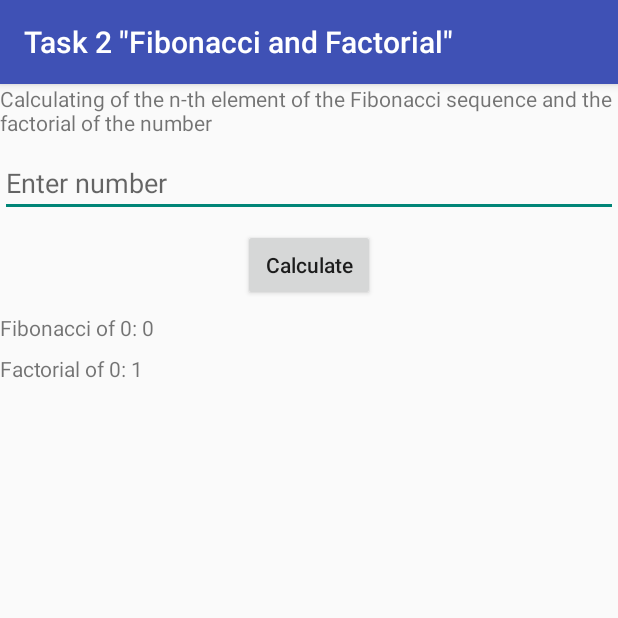
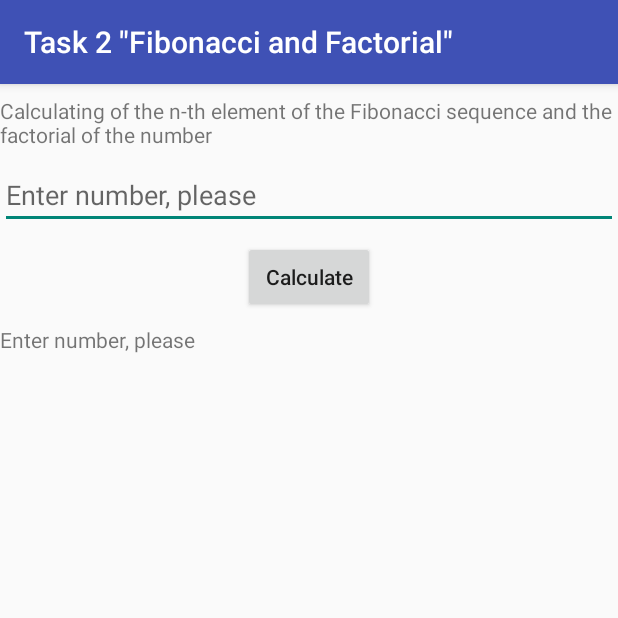
Before and after one commit to trigor74/homework, an Android app: the Task2Activity screen opened directly, with no data from a screen before it, after a tap on "Calculate", on a phone screen of 412 x 824 dp, the top half of it. Run offline under Robolectric (Android 15) with nearby library versions, the phone set to English and light mode, and no system bars.

Commit message:
Added detecting integer overflow and  exception handling.

```diff
--- a/app/src/main/java/com/itrifonov/homework/Task2Activity.java
+++ b/app/src/main/java/com/itrifonov/homework/Task2Activity.java
@@ -7,32 +7,9 @@ import android.widget.Button;
 import android.widget.EditText;
 import android.widget.TextView;
 
+import java.math.BigInteger;
+
 public class Task2Activity extends AppCompatActivity {
-
-    public static long fibonacci(int n) {
-        /*
-        if (n <= 0) return 0L;
-        long f0 = 0L;
-        long f1 = 1L;
-        long result = 1L;
-        for (int i = 0; i < n - 1; i++) {
-            result = f0 + f1;
-            f0 = f1;
-            f1 = result;
-        }
-        return result;
-         */
-        //Binet's expression
-        return Math.round((Math.pow(1.61803398875, (double) n) - Math.pow(-0.61803398875, (double) n)) / 2.2360679775);
-    }
-
-    public static long factorial(int n) {
-        long result = 1;
-        while (n > 1) {
-            result *= n--;
-        }
-        return result;
-    }
 
     @Override
     protected void onCreate(Bundle savedInstanceState) {
@@ -43,19 +20,66 @@ public class Task2Activity extends AppCompatActivity {
         calc.setOnClickListener(new View.OnClickListener() {
             @Override
             public void onClick(View v) {
+                TextView txtFibonacci = (TextView) findViewById(R.id.txt_fibonacci);
+                txtFibonacci.setText("");
+                TextView txtFactorial = (TextView) findViewById(R.id.txt_factorial);
+                txtFactorial.setText("");
+
                 EditText number = (EditText) findViewById(R.id.edit_number);
-                int n = Integer.valueOf(number.getText().toString());
+                int n;
+                try {
+                    n = Integer.valueOf(number.getText().toString());
+                } catch (NumberFormatException e) {
+                    e.printStackTrace();
+                    if (number.getText().toString().isEmpty())
+                        txtFibonacci.setText(getString(R.string.str_enter_number));
+                    else
+                        txtFibonacci.setText(String.format(getString(R.string.str_error), e.getMessage()));
+                    return;
+                }
 
-                TextView txtFibonacci = (TextView) findViewById(R.id.txt_fibonacci);
                 long fib;
-                fib = fibonacci(n);
-                txtFibonacci.setText(String.format(getString(R.string.str_fibonacci), n, fib));
+                try {
+                    fib = fibonacci(n);
+                    txtFibonacci.setText(String.format(getString(R.string.str_fibonacci), n, fib));
+                } catch (Exception e) {
+                    e.printStackTrace();
+                    txtFibonacci.setText(String.format(getString(R.string.str_err_fibonacci), e.getMessage()));
+                }
 
-                TextView txtFactorial = (TextView) findViewById(R.id.txt_factorial);
                 long fac;
-                fac = factorial(n);
-                txtFactorial.setText(String.format(getString(R.string.str_factorial), n, fac));
+                try {
+                    fac = factorial(n);
+                    txtFactorial.setText(String.format(getString(R.string.str_factorial), n, fac));
+                } catch (Exception e) {
+                    e.printStackTrace();
+                    txtFactorial.setText(String.format(getString(R.string.str_err_factorial), e.getMessage()));
+                }
             }
         });
     }
+
+    public static long fibonacci(int n) throws Exception {
+        if (n < 0)
+            throw new IllegalArgumentException("Illegal argument");
+        //Binet's expression for calculating the Fibonacci sequence
+        double d = (Math.pow(1.61803398875, (double) n) - Math.pow(-0.61803398875, (double) n)) / 2.2360679775;
+        if (d > Long.MAX_VALUE)
+            throw new ArithmeticException("Integer overflow: The number is too large to calculate");
+        return Math.round(d);
+    }
+
+    public static long factorial(int n) throws Exception {
+        if (n < 0)
+            throw new IllegalArgumentException("Illegal argument");
+        long result = 1;
+        BigInteger test = BigInteger.ONE;
+        while (n > 1) {
+            test = test.multiply(BigInteger.valueOf(n));
+            if (test.compareTo(BigInteger.valueOf(Long.MAX_VALUE)) == 1)
+                throw new ArithmeticException("Integer overflow: The number is too large to calculate");
+            result *= n--;
+        }
+        return result;
+    }
 }
--- a/app/src/main/res/layout/activity_task2.xml
+++ b/app/src/main/res/layout/activity_task2.xml
@@ -1,48 +1,46 @@
 <?xml version="1.0" encoding="utf-8"?>
 <LinearLayout xmlns:android="http://schemas.android.com/apk/res/android"
-    android:orientation="vertical" android:layout_width="match_parent"
-    android:layout_height="match_parent">
+    android:layout_width="match_parent"
+    android:layout_height="match_parent"
+    android:orientation="vertical">
 
     <TextView
         android:id="@+id/txt_task2_description"
         android:layout_width="wrap_content"
         android:layout_height="wrap_content"
         android:layout_gravity="center"
-        android:text="@string/str_task2_description"
-         />
+        android:layout_marginTop="8dp"
+        android:text="@string/str_task2_description" />
 
     <EditText
         android:id="@+id/edit_number"
-        android:layout_marginTop="8dp"
         android:layout_width="match_parent"
         android:layout_height="wrap_content"
-        android:inputType="number"
+        android:layout_marginTop="8dp"
         android:hint="@string/str_enter_number"
-         />
+        android:inputType="number" />
 
     <Button
         android:id="@+id/btn_calculate"
-        android:layout_marginTop="8dp"
         android:layout_width="wrap_content"
         android:layout_height="wrap_content"
+        android:layout_gravity="center_horizontal"
+        android:layout_marginTop="8dp"
         android:text="@string/str_calculate"
-        android:layout_gravity="center_horizontal"
-        android:textAllCaps="false"/>
+        android:textAllCaps="false" />
 
     <TextView
         android:id="@+id/txt_fibonacci"
-        android:layout_marginTop="8dp"
         android:layout_width="wrap_content"
         android:layout_height="wrap_content"
-        android:text=""
-         />
+        android:layout_marginTop="8dp"
+        android:text="" />
 
     <TextView
         android:id="@+id/txt_factorial"
-        android:layout_marginTop="8dp"
         android:layout_width="wrap_content"
         android:layout_height="wrap_content"
-        android:text=""
-         />
+        android:layout_marginTop="8dp"
+        android:text="" />
 
 </LinearLayout>
--- a/app/src/main/res/values/strings.xml
+++ b/app/src/main/res/values/strings.xml
@@ -14,9 +14,11 @@
 
     <string name="task2_name">Task 2 \"Fibonacci and Factorial\"</string>
     <string name="str_task2_description">Calculating of the n-th element of the Fibonacci sequence and the factorial of the number</string>
-    <string name="str_enter_number">Enter number</string>
+    <string name="str_enter_number">Enter number, please</string>
     <string name="str_calculate">Calculate</string>
     <string name="str_fibonacci" formatted="false">Fibonacci of %d: %d</string>
     <string name="str_factorial" formatted="false">Factorial of %d: %d</string>
-    <string name="str_err_overflow">Overflow: The number is too large to calculate</string>
+    <string name="str_error" formatted="false">Error: %s</string>
+    <string name="str_err_fibonacci" formatted="false">Fibonacci: Error calculating. %s</string>
+    <string name="str_err_factorial" formatted="false">Factorial: Error calculating. %s</string>
 </resources>
```
